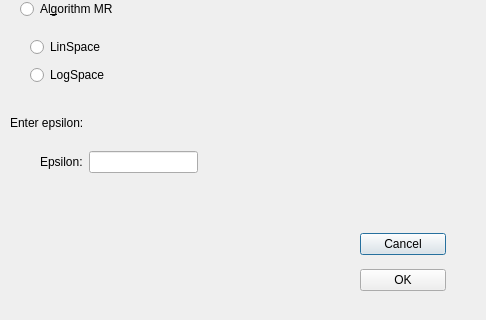
Above: src/gui/loopshaping/loop_shaping_dialog.ui from Isaac-Martinez-Forte/QFTbx before the change; both pictures show x 0 to 486 and y 175 to 495 of the 486 by 495 pixel window. Below: the same form after it.
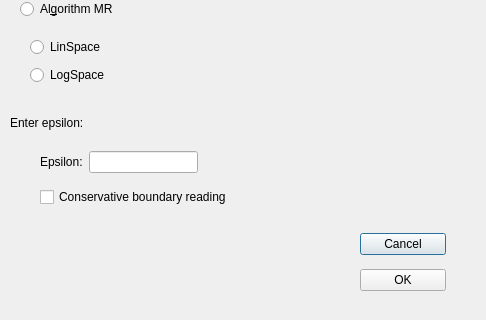
That is the form after the change.

Commit message: Make the conservative reading of the boundary columns a setting, off by default

Patch:
```diff
--- a/src/gui/loopshaping/loop_shaping_dialog.ui
+++ b/src/gui/loopshaping/loop_shaping_dialog.ui
@@ -108,6 +108,22 @@
     </item>
    </layout>
   </widget>
+  <widget class="QCheckBox" name="conservativeColumnsCheck">
+   <property name="geometry">
+    <rect>
+     <x>40</x>
+     <y>360</y>
+     <width>300</width>
+     <height>24</height>
+    </rect>
+   </property>
+   <property name="toolTip">
+    <string>Judge every point and box by both boundary columns around its phase instead of the nearest one. Removes the small permissive error of the phase grid; the searches without a best-gain bound become much slower.</string>
+   </property>
+   <property name="text">
+    <string>Conservative boundary reading</string>
+   </property>
+  </widget>
   <widget class="QWidget" name="layoutWidget2">
    <property name="geometry">
     <rect>
```
The commit also changes 18 other files.
